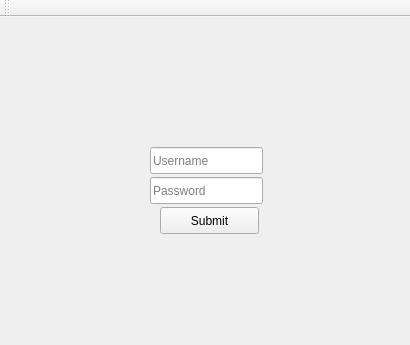
First picture: the form in honors_project/Client/loginwindow.ui, repository kurtengsig/Honours-Project, before the edit.
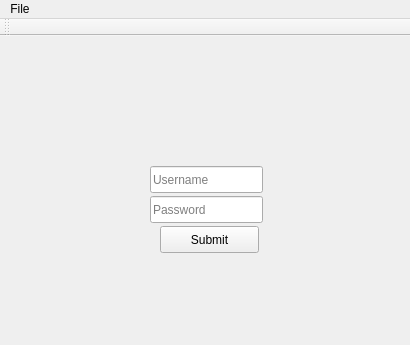
Second picture: the form after the edit.

Diff of the .ui file:
```diff
--- a/honors_project/Client/loginwindow.ui
+++ b/honors_project/Client/loginwindow.ui
@@ -92,6 +92,13 @@
      <height>25</height>
     </rect>
    </property>
+   <widget class="QMenu" name="menuFile">
+    <property name="title">
+     <string>File</string>
+    </property>
+    <addaction name="actionRegister"/>
+   </widget>
+   <addaction name="menuFile"/>
   </widget>
   <widget class="QToolBar" name="mainToolBar">
    <attribute name="toolBarArea">
```
Left out of the diff: 5 changed lines with no effect on the pictures.
